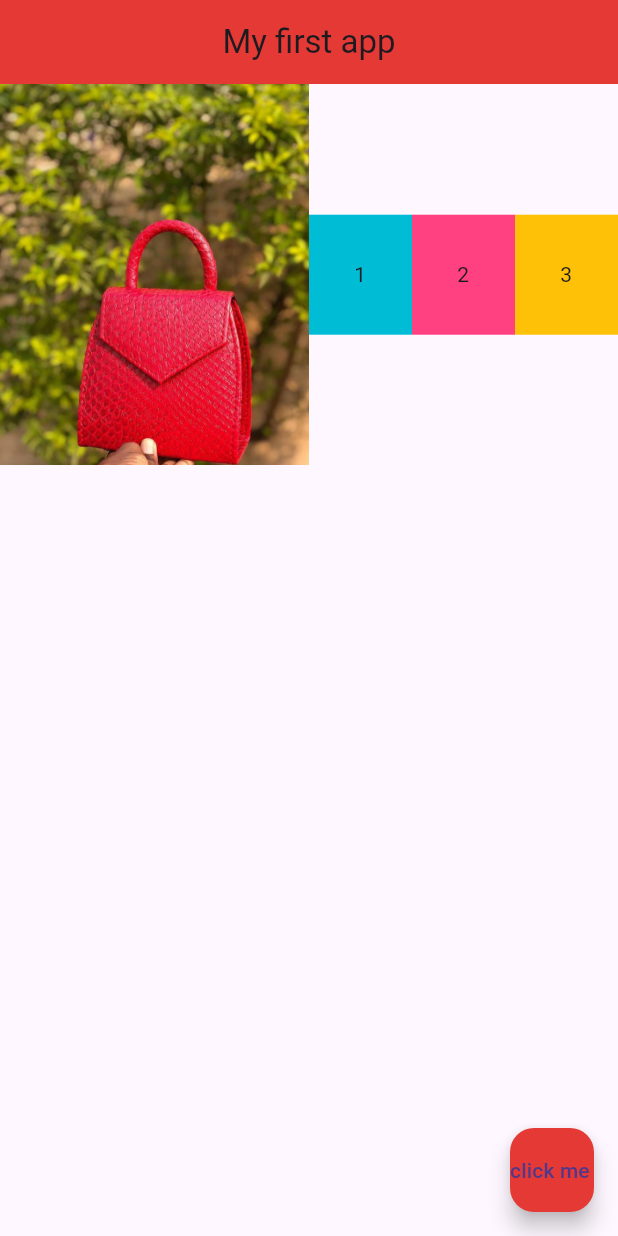
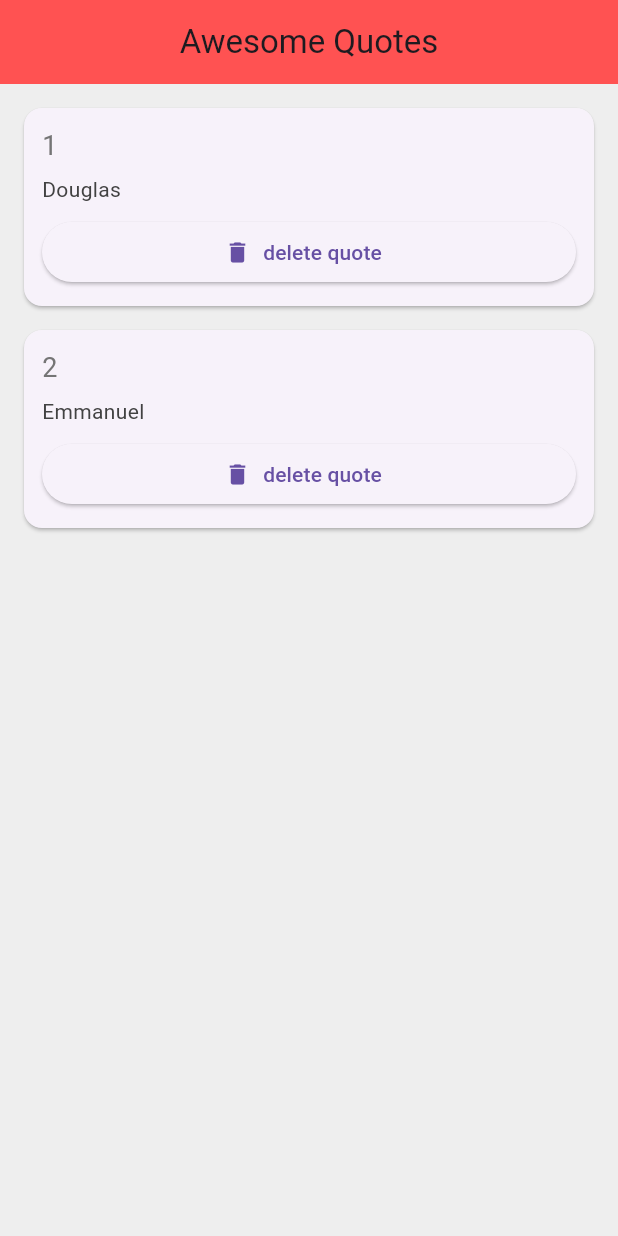
Before and after one commit to Douglasemmanuel/Learn-Flutter, a Flutter app: the screen it shows after launch, on a phone screen of 412 x 824 dp. Run offline on Flutter 3.47's test engine with Material 3 defaults, Android fonts, the phone set to English and light mode, and no system bars.

Commit message:
learn about functions

```diff
--- a/lib/main.dart
+++ b/lib/main.dart
@@ -1,173 +1,320 @@
 import 'package:flutter/material.dart';
+import 'quote.dart';
+import 'quote_card.dart';
 
 // void main() {
 //   runApp(const MyApp(MaterialApp()));
 // }
 void main() => runApp(MaterialApp(
-      home: Home(),
+      // home: Home(),
+      home: QuoteList(),
     ));
 
-class Home extends StatelessWidget {
-  // const Home({super.key});
+class QuoteList extends StatefulWidget {
+  @override
+  State<QuoteList> createState() => _QuoteListState();
+}
 
+class _QuoteListState extends State<QuoteList> {
+  List<Quote> quotes = [
+    Quote(
+      author: 'Douglas',
+      text: '1',
+    ),
+    Quote(
+      author: 'Emmanuel',
+      text: '2',
+    )
+  ];
+  // Widget quoteTemplate(quote) {
+  //   return QuoteCard(quote: quote);
+  //   // return Card(
+  //   //   margin:EdgeInsets.fromLTRB(16.0 , 16.0 ,16.0 ,0.0),
+  //   //   child:Padding(
+  //   //     padding: const EdgeInsets.all(12.0),
+  //   //     child: Column(
+  //   //       crossAxisAlignment: CrossAxisAlignment.stretch,
+  //   //       children:<Widget>[
+  //   //         Text(
+  //   //           quote.text,
+  //   //           style: TextStyle(
+  //   //             fontSize:18.0,
+  //   //             color:Colors.grey[600],
+  //   //           ),
+  //   //           ),
+  //   //           SizedBox(height:6.0),
+
+  //   //           Text(
+  //   //             quote.author,
+  //   //           style: TextStyle(
+  //   //             fontSize:14.0,
+  //   //             color:Colors.grey[800],
+  //   //           ),
+  //   //           ),
+  //   //       ],
+  //   //     ),
+  //   //   ),
+  //   // );
+  // }
+  void deleteQuote(int index) {
+    setState(() {
+      quotes.removeAt(index); // Remove the quote at the specified index
+    });
+  }
   @override
   Widget build(BuildContext context) {
-    return  Scaffold(
+    return Scaffold(
+      backgroundColor: Colors.grey[200],
       appBar: AppBar(
-          title: Text('My first app'),
+        title: Text('Awesome Quotes'),
         centerTitle: true,
-          backgroundColor:Colors.red[600] ,
+        backgroundColor: Colors.redAccent,
       ),
-        body:Row(
-          children: <Widget>[
-            Expanded(
-              child:Image.asset('assets/redbag1.png'),
-              flex:3,
+      body: Column(
+         children: quotes.asMap().entries.map((entry) {
+          int index = entry.key;
+          Quote quote = entry.value;
+          return QuoteCard(
+            quote: quote,
+            delete: () => deleteQuote(index), // Pass the delete function
+          );
+        }).toList(),
+        // children: quotes
+        //     .map((quote) => QuoteCard(
+        //         // (quote)
+        //         quote: quote,
+        //         delete: () {
+        //           setState(() {
+        //             (() {
+        //               quotes.remove(quote);
+        //             });
+        //           });
+        //         }))
+        //     .toList(),
       ),
-            Expanded(
-              flex: 1,
-              child: Container(
-                padding: EdgeInsets.all(30.0),
-                color: Colors.cyan,
-                child: Text('1'),
-              ),
-            ),
-            Expanded(
-              flex: 1,
-              child: Container(
-                padding: EdgeInsets.all(30.0),
-                color: Colors.pinkAccent,
-                child: Text('2'),
-              ),
-            ),
-            Expanded(
-              flex: 1,
-              child: Container(
-                padding: EdgeInsets.all(30.0),
-                color: Colors.amber,
-                child: Text('3'),
-              ),
-            ),
-          ],
-        ),
-        // body: Column(
-        //   mainAxisAlignment: MainAxisAlignment.end,
-        //   crossAxisAlignment: CrossAxisAlignment.end,
-        //   children: <Widget>[
-        //     Row(
-        //       children:<Widget>[
-        //         Text('Hello'),
-        //         Text('World'),
-        //       ],
-        //     ),
-        //     Container(
-        //       padding: EdgeInsets.all(40.0),
-        //       color: Colors.pink,
-        //       child: Padding(
-        //         padding: const EdgeInsets.all(8.0),
-        //         child: Text('Hello World2'),
-        //       ),
-        //     ),
-        //      Container(
-        //       padding: EdgeInsets.all(30.0),
-        //       color: Colors.cyan,
-        //       child: Text('Hello World'),
-        //     ),
-        //      Container(
-        //       padding: EdgeInsets.all(60.0),
-        //       color: Colors.red,
-        //       child: Text('Hello World3'),
-        //     ),
-        //   ],
-        // ),
-        // body: Row(
-        //   mainAxisAlignment: MainAxisAlignment.spaceEvenly,
-        //   crossAxisAlignment: CrossAxisAlignment.start,
-        //   children: <Widget>[
-        //     Text('hello world'),
-        //     ElevatedButton(
-        //       onPressed: (){},
-        //       // color:Colors.amber,
-
-        //       child:Text('Click Me'),
-        //     ),
-        //     Container(
-        //       color: Colors.cyan,
-        //       padding: EdgeInsets.all(30.0),
-        //       child: Text('Inside container'),
-        //     )
-        //   ],
-        // ),
-        // body:Padding(
-        //   padding: EdgeInsets.all(90.0),
-        //   child:Text('Hello'),
-        //   ),
-        // body: Container(
-        //   padding:EdgeInsets.fromLTRB(10.0, 20.0, 30.0, 40.0),
-        //   margin: EdgeInsets.all(30.0),
-
-        //   color: Colors.grey[400],
-        //   child:Text('Hello'),
-        //   // padding: EdgeInsets.all(20.0),
-        //   // padding: EdgeInsets.symmetric(horizontal: 30.0 , vertical: 10.0),
-        // ),
-        // body:Center(
-        //   child: IconButton(
-        //     onPressed: (){
-        //       print('Floating Action Button Pressed!');
-        //     },
-        //      icon: Icon(Icons.alternate_email),
-        //      color: Colors.amber,
-
-        //     ),
-        //   // child :ElevatedButton(
-        //   //   onPressed:(){},
-
-        //   //   label:Text(
-        //   //     'Mail Me'
-        //   //   ),
-        //   //   color: Colors.amber,
-        //   //   icons:Icon(
-        //   //     Icons.airport_shuttle,
-        //   //   ),
-
-        //   // ),
-        //   // child: FloatingActionButton(
-        //   //   onPressed:(){
-        //   //     print('Floating Action Button Pressed!');
-        //   //   },
-        //   //   child:Text('Click me Awesome'),
-        //   //   // color:Colors.lightBlue,
-        //   // ),
-        //   // child:Icon(
-        //   //   Icons.airport_shuttle,
-        //   //   color: Colors.lightBlue,
-        //   //   size: 50.0,
-        //   // ),
-        //   // child:  Text(
-        //   //   'Hello Douglas',
-        //   //   style: TextStyle(
-        //   //     fontSize:20.0,
-        //   //     fontWeight: FontWeight.bold,
-        //   //     letterSpacing: 2.0,
-        //   //     color: Colors.grey[600],
-        //   //     fontFamily: 'IndieFlower',
-        //   //   ),
-        //   // ),
-        //   // child:Image.asset('assets/redbag1.png')  //shortcut for add images
-        //   // child:Image(
-        //   // // image: NetworkImage('https://images.unsplash.com/photo-1729218621503-b4a57a7ab7a2?q=80&w=1374&auto=format&fit=crop&ixlib=rb-4.0.3&ixid=M3wxMjA3fDB8MHxwaG90by1wYWdlfHx8fGVufDB8fHx8fA%3D%3D'),
-        //   // // image:AssetImage('assets/redbag1.png'),
-        //   // ),
-        // ),
-        floatingActionButton: FloatingActionButton(
-          onPressed: () {
-            // Add your onPressed code here!
-            print('Floating Action Button Pressed!');
-          },
-          child: Text('click me '),
-          backgroundColor: Colors.red[600],
-        ),
+      // body: Column(children: quotes.map((quote) => Text('${quote.text} -- ${quote.author}')).toList()),
     );
   }
 }
+
+// class QuoteCard extends StatelessWidget {
+//   final Quote quote;
+//   // Constructor to receive the Quote object
+//   QuoteCard({required this.quote});
+
+//   @override
+//   Widget build(BuildContext context) {
+//     return Card(
+//       margin: EdgeInsets.fromLTRB(16.0, 16.0, 16.0, 0.0),
+//       child: Padding(
+//         padding: const EdgeInsets.all(12.0),
+//         child: Column(
+//           crossAxisAlignment: CrossAxisAlignment.stretch,
+//           children: <Widget>[
+//             Text(
+//               quote.text,
+//               style: TextStyle(
+//                 fontSize: 18.0,
+//                 color: Colors.grey[600],
+//               ),
+//             ),
+//             SizedBox(height: 6.0),
+//             Text(
+//               quote.author,
+//               style: TextStyle(
+//                 fontSize: 14.0,
+//                 color: Colors.grey[800],
+//               ),
+//             ),
+//           ],
+//         ),
+//       ),
+//     );
+//   }
+// }
+
+
+
+
+
+
+
+
+
+
+
+
+
+
+
+
+
+
+
+
+
+
+// class Home extends StatelessWidget {
+//   const Home({super.key});
+
+//   @override
+//   Widget build(BuildContext context) {
+//     return  Scaffold(
+//         appBar: AppBar(
+//           title: Text('My first app'),
+//           centerTitle: true,
+//           backgroundColor:Colors.red[600] ,
+//         ),
+//         body:Row(
+//           children: <Widget>[
+//             Expanded(
+//               child:Image.asset('assets/redbag1.png'),
+//               flex:3,
+//               ),
+//             Expanded(
+//               flex: 1,
+//               child: Container(
+//                 padding: EdgeInsets.all(30.0),
+//                 color: Colors.cyan,
+//                 child: Text('1'),
+//               ),
+//             ),
+//             Expanded(
+//               flex: 1,
+//               child: Container(
+//                 padding: EdgeInsets.all(30.0),
+//                 color: Colors.pinkAccent,
+//                 child: Text('2'),
+//               ),
+//             ),
+//             Expanded(
+//               flex: 1,
+//               child: Container(
+//                 padding: EdgeInsets.all(30.0),
+//                 color: Colors.amber,
+//                 child: Text('3'),
+//               ),
+//             ),
+//           ],
+//         ),
+//         // body: Column(
+//         //   mainAxisAlignment: MainAxisAlignment.end,
+//         //   crossAxisAlignment: CrossAxisAlignment.end,
+//         //   children: <Widget>[
+//         //     Row(
+//         //       children:<Widget>[
+//         //         Text('Hello'),
+//         //         Text('World'),
+//         //       ],
+//         //     ),
+//         //     Container(
+//         //       padding: EdgeInsets.all(40.0),
+//         //       color: Colors.pink,
+//         //       child: Padding(
+//         //         padding: const EdgeInsets.all(8.0),
+//         //         child: Text('Hello World2'),
+//         //       ),
+//         //     ),
+//         //      Container(
+//         //       padding: EdgeInsets.all(30.0),
+//         //       color: Colors.cyan,
+//         //       child: Text('Hello World'),
+//         //     ),
+//         //      Container(
+//         //       padding: EdgeInsets.all(60.0),
+//         //       color: Colors.red,
+//         //       child: Text('Hello World3'),
+//         //     ),
+//         //   ],
+//         // ),
+//         // body: Row(
+//         //   mainAxisAlignment: MainAxisAlignment.spaceEvenly,
+//         //   crossAxisAlignment: CrossAxisAlignment.start,
+//         //   children: <Widget>[
+//         //     Text('hello world'),
+//         //     ElevatedButton(
+//         //       onPressed: (){},
+//         //       // color:Colors.amber,
+
+//         //       child:Text('Click Me'),
+//         //     ),
+//         //     Container(
+//         //       color: Colors.cyan,
+//         //       padding: EdgeInsets.all(30.0),
+//         //       child: Text('Inside container'),
+//         //     )
+//         //   ],
+//         // ),
+//         // body:Padding(
+//         //   padding: EdgeInsets.all(90.0),
+//         //   child:Text('Hello'),
+//         //   ),
+//         // body: Container(
+//         //   padding:EdgeInsets.fromLTRB(10.0, 20.0, 30.0, 40.0),
+//         //   margin: EdgeInsets.all(30.0),
+
+//         //   color: Colors.grey[400],
+//         //   child:Text('Hello'),
+//         //   // padding: EdgeInsets.all(20.0),
+//         //   // padding: EdgeInsets.symmetric(horizontal: 30.0 , vertical: 10.0),
+//         // ),
+//         // body:Center(
+//         //   child: IconButton(
+//         //     onPressed: (){
+//         //       print('Floating Action Button Pressed!');
+//         //     },
+//         //      icon: Icon(Icons.alternate_email),
+//         //      color: Colors.amber,
+
+//         //     ),
+//         //   // child :ElevatedButton(
+//         //   //   onPressed:(){},
+
+//         //   //   label:Text(
+//         //   //     'Mail Me'
+//         //   //   ),
+//         //   //   color: Colors.amber,
+//         //   //   icons:Icon(
+//         //   //     Icons.airport_shuttle,
+//         //   //   ),
+
+//         //   // ),
+//         //   // child: FloatingActionButton(
+//         //   //   onPressed:(){
+//         //   //     print('Floating Action Button Pressed!');
+//         //   //   },
+//         //   //   child:Text('Click me Awesome'),
+//         //   //   // color:Colors.lightBlue,
+//         //   // ),
+//         //   // child:Icon(
+//         //   //   Icons.airport_shuttle,
+//         //   //   color: Colors.lightBlue,
+//         //   //   size: 50.0,
+//         //   // ),
+//         //   // child:  Text(
+//         //   //   'Hello Douglas',
+//         //   //   style: TextStyle(
+//         //   //     fontSize:20.0,
+//         //   //     fontWeight: FontWeight.bold,
+//         //   //     letterSpacing: 2.0,
+//         //   //     color: Colors.grey[600],
+//         //   //     fontFamily: 'IndieFlower',
+//         //   //   ),
+//         //   // ),
+//         //   // child:Image.asset('assets/redbag1.png')  //shortcut for add images
+//         //   // child:Image(
+//         //   // // image: NetworkImage('https://images.unsplash.com/photo-1729218621503-b4a57a7ab7a2?q=80&w=1374&auto=format&fit=crop&ixlib=rb-4.0.3&ixid=M3wxMjA3fDB8MHxwaG90by1wYWdlfHx8fGVufDB8fHx8fA%3D%3D'),
+//         //   // // image:AssetImage('assets/redbag1.png'),
+//         //   // ),
+//         // ),
+//         floatingActionButton: FloatingActionButton(
+//           onPressed: () {
+//             // Add your onPressed code here!
+//             print('Floating Action Button Pressed!');
+//           },
+//           child: Text('click me '),
+//           backgroundColor: Colors.red[600],
+//         ),
+//       );
+//   }
+// }
--- /dev/null
+++ b/lib/quote.dart
@@ -0,0 +1,10 @@
+class Quote {
+ String text;
+  String author;
+
+
+  Quote({required this.text, required this.author});
+
+
+
+}
--- /dev/null
+++ b/lib/quote_card.dart
@@ -0,0 +1,46 @@
+import 'package:flutter/material.dart';
+import 'quote.dart';
+
+class QuoteCard extends StatelessWidget {
+  final Quote quote;
+  final Function delete;
+  // Constructor to receive the Quote object
+  QuoteCard({required this.quote, required this.delete});
+
+  @override
+  Widget build(BuildContext context) {
+    return Card(
+      margin: EdgeInsets.fromLTRB(16.0, 16.0, 16.0, 0.0),
+      child: Padding(
+        padding: const EdgeInsets.all(12.0),
+        child: Column(
+          crossAxisAlignment: CrossAxisAlignment.stretch,
+          children: <Widget>[
+            Text(
+              quote.text,
+              style: TextStyle(
+                fontSize: 18.0,
+                color: Colors.grey[600],
+              ),
+            ),
+            SizedBox(height: 6.0),
+            Text(
+              quote.author,
+              style: TextStyle(
+                fontSize: 14.0,
+                color: Colors.grey[800],
+              ),
+            ),
+            SizedBox(height: 8.0),
+            ElevatedButton.icon(
+              onPressed:() => delete(),
+              // onPressed:delete,
+              label: Text('delete quote'),
+              icon: Icon(Icons.delete),
+            )
+          ],
+        ),
+      ),
+    );
+  }
+}
```
Lines whose indentation alone changed are shown as unchanged.
